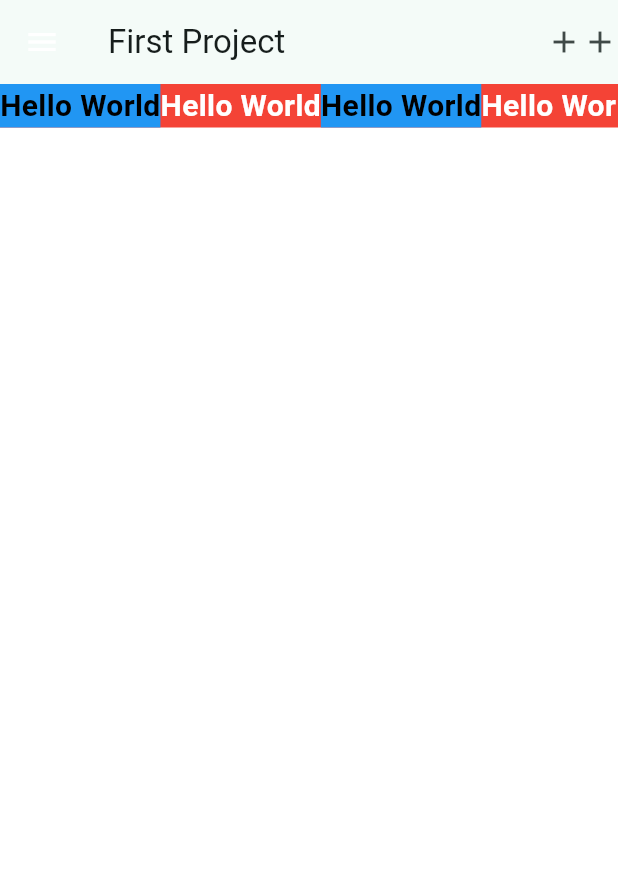
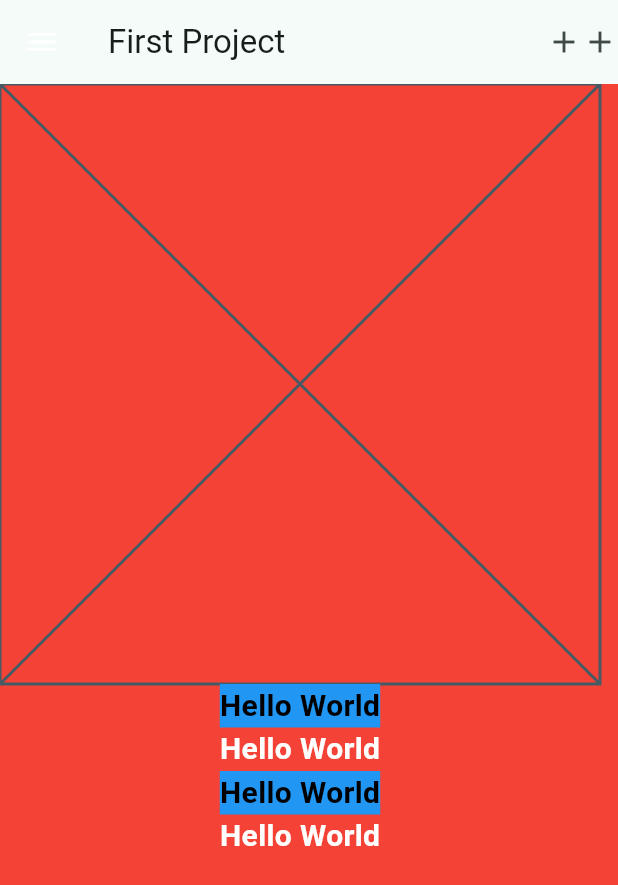
Before and after one commit to Mansour-Academy/flutter-course-first-project, a Flutter app: the screen it shows after launch, on a phone screen of 412 x 824 dp. Shown: the top 885 px of the screen. Run offline on Flutter 3.47's test engine with Material 3 defaults, Android fonts, the phone set to English and light mode, and no system bars.

Commit message:
Placeholder Widget

```diff
--- a/lib/main.dart
+++ b/lib/main.dart
@@ -62,16 +62,17 @@ class HomePage extends StatelessWidget {
         leadingWidth: 56,
       ),
       body: Container(
-        // width: double.infinity,
+        width: double.infinity,
         // height: double.infinity,
         color: Colors.red,
         child: SingleChildScrollView(
           scrollDirection: Axis.horizontal,
-          child: Row(
+          child: Column(
             mainAxisSize: MainAxisSize.max,
             // mainAxisAlignment: MainAxisAlignment.end,
             // crossAxisAlignment: CrossAxisAlignment.end,
             children: [
+              Placeholder(),
               Container(
                 color: Colors.blue,
                 child: Text(
```
